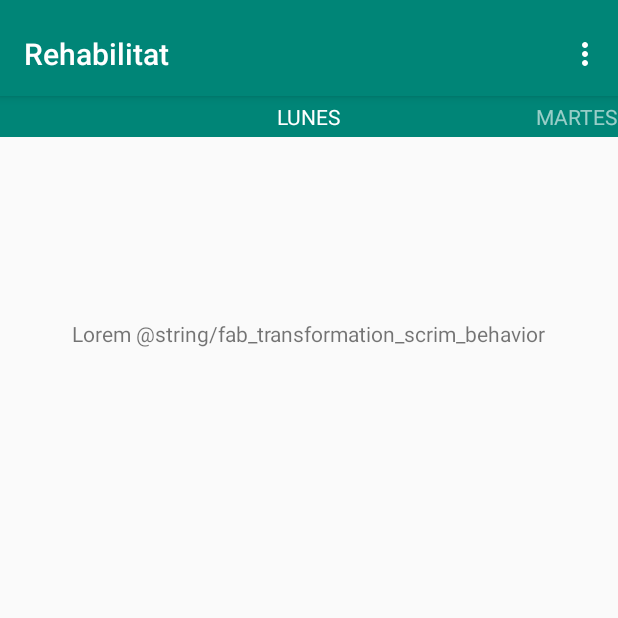
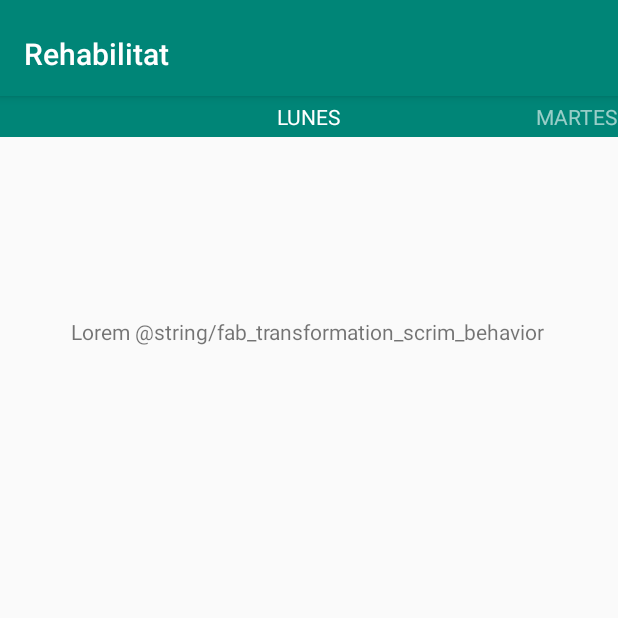
Before and after one commit to andrealcalde98/T25Alpha_Android, an Android app: the Dias screen opened directly, with no data from a screen before it, on a phone screen of 412 x 824 dp, the top half of it. Run offline under Robolectric (Android 15) with nearby library versions, the phone set to English and light mode, and no system bars.

Commit message:
solucion errores graficos tabbed

```diff
--- a/app/src/main/AndroidManifest.xml
+++ b/app/src/main/AndroidManifest.xml
@@ -1,6 +1,11 @@
 <?xml version="1.0" encoding="utf-8"?>
 <manifest xmlns:android="http://schemas.android.com/apk/res/android"
     package="com.example.t25alpha">
+
+    <uses-permission android:name="android.permission.READ_EXTERNAL_STORAGE"/>
+    <uses-permission android:name="android.permission.WRITE_EXTERNAL_STORAGE"/>
+    <uses-permission android:name="android.permission.CAMERA"/>
+
 
     <application
         android:allowBackup="true"
--- a/app/src/main/java/com/example/t25alpha/Dias.java
+++ b/app/src/main/java/com/example/t25alpha/Dias.java
@@ -48,29 +48,6 @@ public class Dias extends AppCompatActivity {
         mViewPager.setAdapter(mSectionsPagerAdapter);
 
 
-    }
-
-
-    @Override
-    public boolean onCreateOptionsMenu(Menu menu) {
-        // Inflate the menu; this adds items to the action bar if it is present.
-        getMenuInflater().inflate(R.menu.menu_dias, menu);
-        return true;
-    }
-
-    @Override
-    public boolean onOptionsItemSelected(MenuItem item) {
-        // Handle action bar item clicks here. The action bar will
-        // automatically handle clicks on the Home/Up button, so long
-        // as you specify a parent activity in AndroidManifest.xml.
-        int id = item.getItemId();
-
-        //noinspection SimplifiableIfStatement
-        if (id == R.id.action_settings) {
-            return true;
-        }
-
-        return super.onOptionsItemSelected(item);
     }
 
     /**
--- a/app/src/main/res/layout/lunes.xml
+++ b/app/src/main/res/layout/lunes.xml
@@ -11,9 +11,10 @@
         android:id="@+id/textView2"
         android:layout_width="wrap_content"
         android:layout_height="wrap_content"
-        android:layout_marginTop="121dp"
+        android:layout_marginTop="120dp"
         android:text="Lorem @string/fab_transformation_scrim_behavior"
         app:layout_constraintEnd_toEndOf="parent"
+        app:layout_constraintHorizontal_bias="0.493"
         app:layout_constraintStart_toStartOf="parent"
         app:layout_constraintTop_toTopOf="parent" />
 
@@ -38,4 +39,5 @@
         app:layout_constraintBottom_toBottomOf="parent"
         app:layout_constraintEnd_toEndOf="parent"
         app:layout_constraintStart_toEndOf="@+id/button6" />
+
 </android.support.constraint.ConstraintLayout>
--- a/app/src/main/res/menu/menu_dias.xml
+++ /dev/null
@@ -1,10 +0,0 @@
-<menu xmlns:android="http://schemas.android.com/apk/res/android"
-    xmlns:app="http://schemas.android.com/apk/res-auto"
-    xmlns:tools="http://schemas.android.com/tools"
-    tools:context="com.example.t25alpha.Dias">
-    <item
-        android:id="@+id/action_settings"
-        android:orderInCategory="100"
-        android:title="@string/action_settings"
-        app:showAsAction="never" />
-</menu>
```
